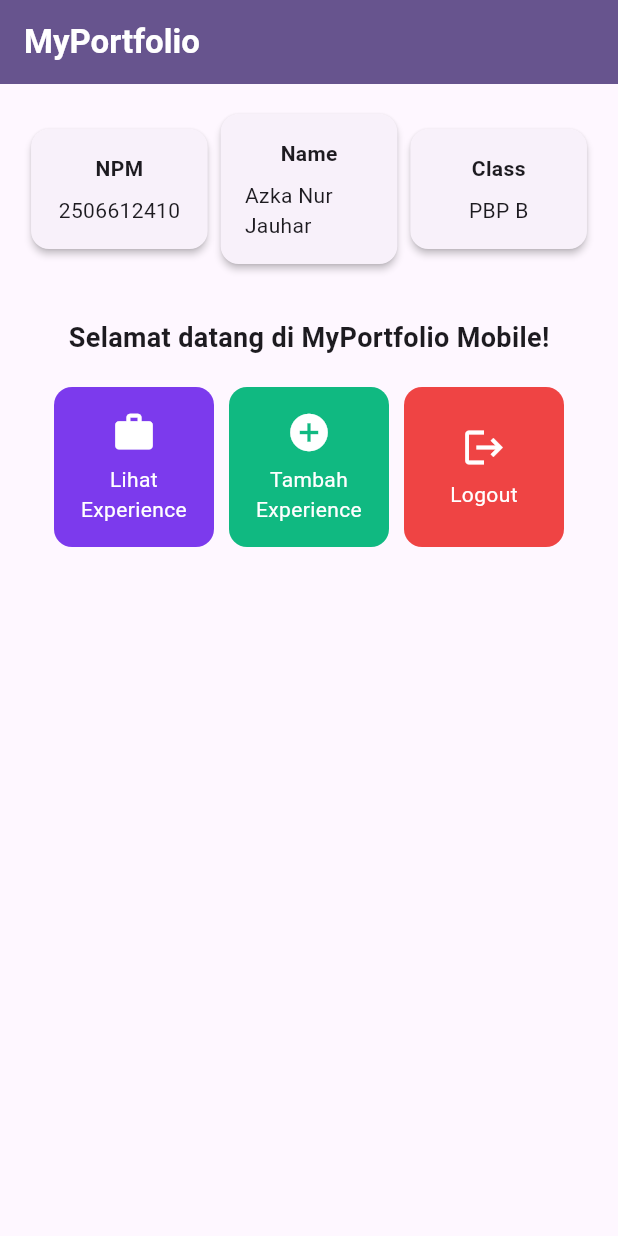
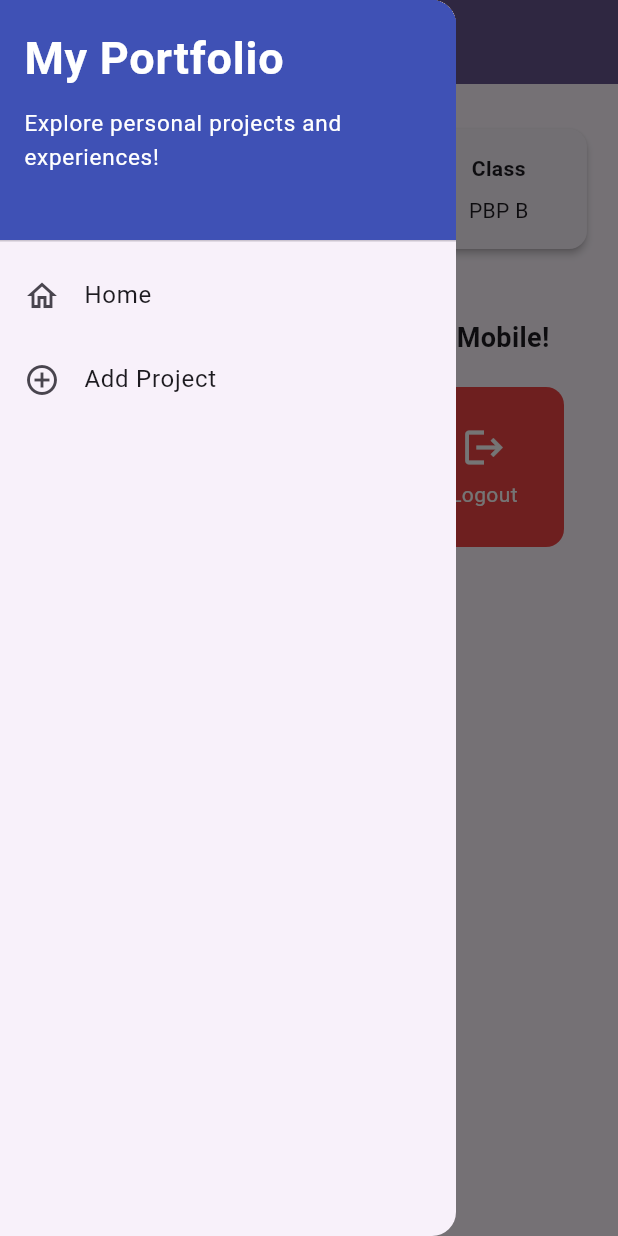
Before and after one commit to Otsukaax/myportofolio_mobile, a Flutter app: the screen it shows after launch, with the side drawer open (before the commit the screen has no drawer), on a phone screen of 412 x 824 dp. Run offline on Flutter 3.47's test engine with Material 3 defaults, Android fonts, the phone set to English and light mode, and no system bars; our stand-ins replace material_ui.

Commit message:
feat(navigation): add LeftDrawer widget and attach to MyHomePage

```diff
--- a/lib/menu.dart
+++ b/lib/menu.dart
@@ -1,4 +1,5 @@
 import 'package:material_ui/material_ui.dart';
+import 'package:myportofolio_mobile/widgets/left_drawer.dart';
 
 class MyHomePage extends StatelessWidget {
   MyHomePage({super.key});
@@ -28,7 +29,9 @@ class MyHomePage extends StatelessWidget {
           style: TextStyle(color: Colors.white, fontWeight: FontWeight.bold),
         ),
         backgroundColor: Theme.of(context).colorScheme.primary,
+        iconTheme: const IconThemeData(color: Colors.white),
       ),
+      drawer: const LeftDrawer(),
       // Body halaman utama dengan padding di sekelilingnya.
       body: Padding(
         padding: const EdgeInsets.all(16.0),
--- /dev/null
+++ b/lib/widgets/left_drawer.dart
@@ -0,0 +1,65 @@
+import 'package:material_ui/material_ui.dart';
+import 'package:myportofolio_mobile/menu.dart';
+
+class LeftDrawer extends StatelessWidget {
+  const LeftDrawer({super.key});
+
+  @override
+  Widget build(BuildContext context) {
+    return Drawer(
+      child: ListView(
+        children: [
+          const DrawerHeader(
+            decoration: BoxDecoration(
+              color: Colors.indigo,
+            ),
+            child: Column(
+              crossAxisAlignment: CrossAxisAlignment.start,
+              children: [
+                Text(
+                  'My Portfolio',
+                  style: TextStyle(
+                    fontSize: 30,
+                    fontWeight: FontWeight.bold,
+                    color: Colors.white,
+                  ),
+                ),
+                SizedBox(height: 10),
+                Text(
+                  'Explore personal projects and experiences!',
+                  style: TextStyle(
+                    fontSize: 15,
+                    color: Colors.white,
+                  ),
+                ),
+              ],
+            ),
+          ),
+          ListTile(
+            leading: const Icon(Icons.home_outlined),
+            title: const Text('Home'),
+            // Navigasi ke halaman utama portofolio
+            onTap: () {
+              Navigator.pushReplacement(
+                context,
+                MaterialPageRoute(
+                  builder: (context) => MyHomePage(),
+                ),
+              );
+            },
+          ),
+          ListTile(
+            leading: const Icon(Icons.add_circle_outline),
+            title: const Text('Add Project'),
+            // Navigasi ke halaman tambah proyek
+            onTap: () {
+              /*
+              TODO: Buatlah routing ke halaman ProjectFormPage yang akan dibuat nanti.
+              */
+            },
+          ),
+        ],
+      ),
+    );
+  }
+}
```
